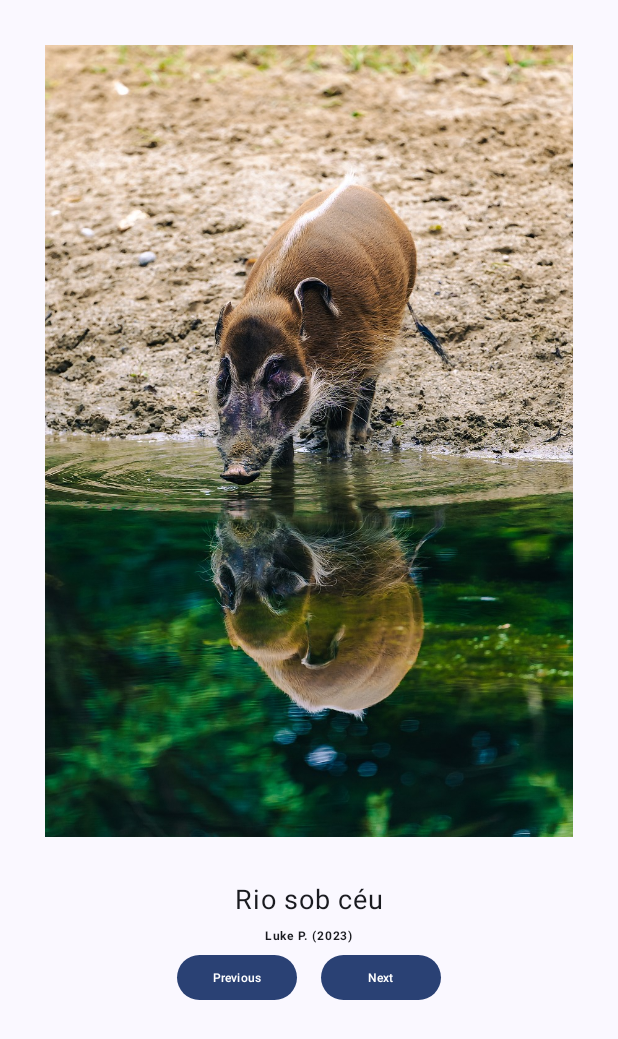
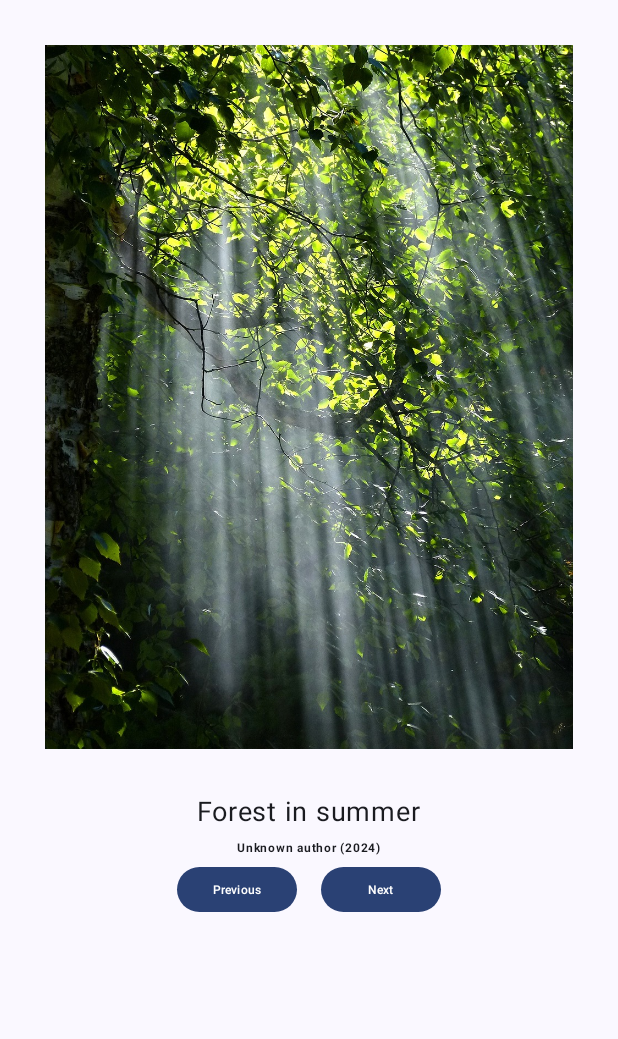
Before and after one commit to Amandacdev/PDM---Pratica-Galeria, an Android app built with Jetpack Compose: the composable GreetingImage shown on its own in the app's theme, after a tap on "Next", on a phone screen of 412 x 824 dp. Shown: the top 1039 px of the screen. Run offline under Robolectric (Android 15) with nearby library versions, the phone set to English and light mode, and no system bars; 1 other tap on this screen came first.

Commit message:
Ajustes finais

```diff
--- a/app/src/main/java/com/example/pratica_galeria/MainActivity.kt
+++ b/app/src/main/java/com/example/pratica_galeria/MainActivity.kt
@@ -70,7 +70,7 @@ fun Greeting(texto1: String, texto2: String, modifier: Modifier = Modifier) {
     }
 }
 
-data class imagem(
+data class Imagem(
     val index: Int,
     val texto1: String,
     val texto2: String
@@ -79,9 +79,9 @@ data class imagem(
 @Composable
 fun GreetingImage(modifier: Modifier = Modifier){
     val imagens = listOf(
-        imagem(R.drawable.forest_56930_1280, "Forest in summer", "Unknown author (2024)"),
-        imagem(R.drawable.indonesia_4759317_1280, "Indonésia", "Fernanda L. (2021)"),
-        imagem(R.drawable.red_river_hog_7378106_1280, "Rio sob céu", "Luke P. (2023)")
+        Imagem(R.drawable.forest_56930_1280, "Forest in summer", "Unknown author (2024)"),
+        Imagem(R.drawable.indonesia_4759317_1280, "Indonésia", "Fernanda L. (2021)"),
+        Imagem(R.drawable.red_river_hog_7378106_1280, "Rio sob céu", "Luke P. (2023)")
     )
 
     var currentImageIndex by remember { mutableIntStateOf(0) }
@@ -123,7 +123,7 @@ fun GreetingImage(modifier: Modifier = Modifier){
 
                 }
                 Button(onClick = {
-                    if(currentImageIndex < imagens.size){
+                    if(currentImageIndex < imagens.size - 1){
                         currentImageIndex += 1
                     }
                     else{
```
